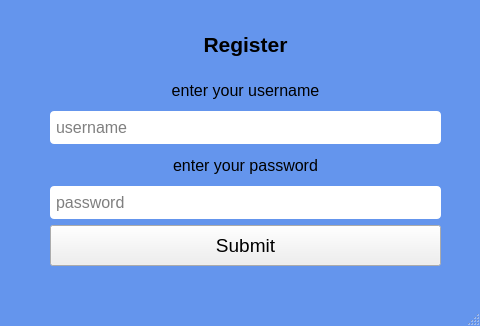
The window that register.ui (amxnese/DevCollab) describes before a commit, drawn with Qt 5.
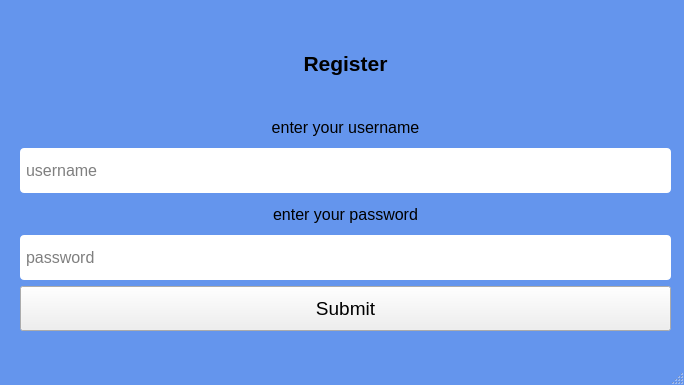
The same window after the commit.

Patch:
```diff
--- a/register.ui
+++ b/register.ui
@@ -6,8 +6,8 @@
    <rect>
     <x>0</x>
     <y>0</y>
-    <width>480</width>
-    <height>326</height>
+    <width>684</width>
+    <height>385</height>
    </rect>
   </property>
   <property name="windowTitle">
@@ -25,10 +25,10 @@
    <widget class="QWidget" name="layoutWidget">
     <property name="geometry">
      <rect>
-      <x>50</x>
+      <x>20</x>
       <y>20</y>
-      <width>391</width>
-      <height>246</height>
+      <width>651</width>
+      <height>311</height>
      </rect>
     </property>
     <layout class="QVBoxLayout" name="Layout">
@@ -86,7 +86,7 @@
          <property name="minimumSize">
           <size>
            <width>0</width>
-           <height>33</height>
+           <height>45</height>
           </size>
          </property>
          <property name="font">
@@ -145,7 +145,7 @@
          <property name="minimumSize">
           <size>
            <width>0</width>
-           <height>33</height>
+           <height>45</height>
           </size>
          </property>
          <property name="font">
@@ -185,7 +185,7 @@
        <property name="minimumSize">
         <size>
          <width>0</width>
-         <height>41</height>
+         <height>45</height>
         </size>
        </property>
        <property name="font">
```
Left out of the diff: 2 changed lines with no effect on the pictures.
